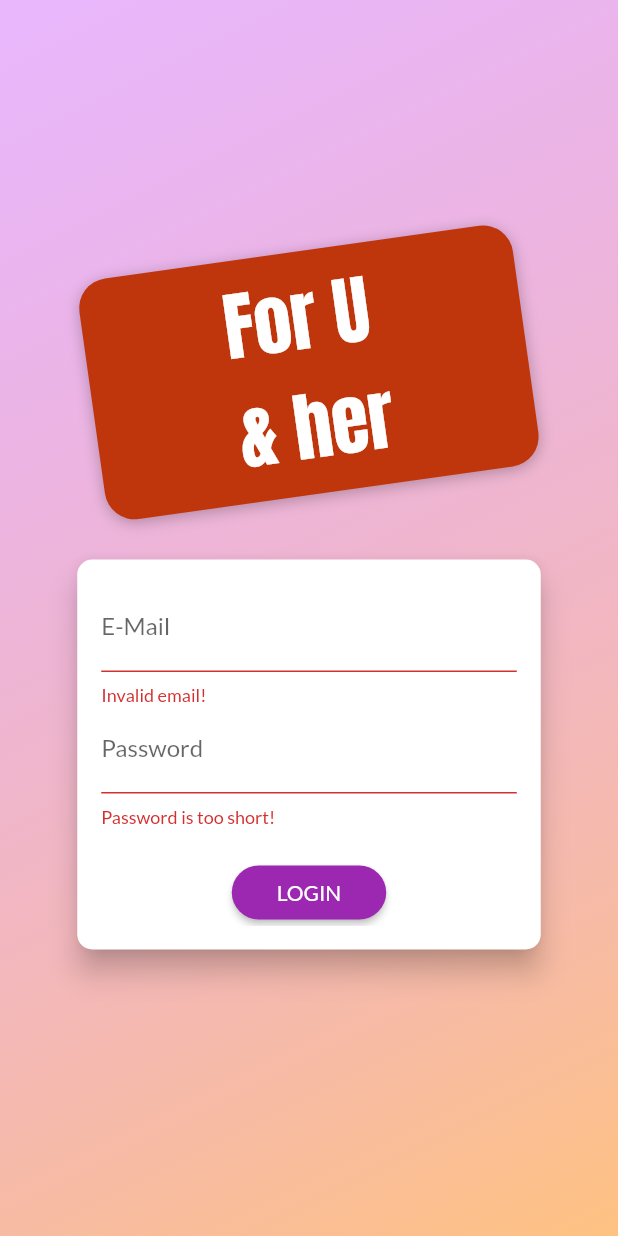
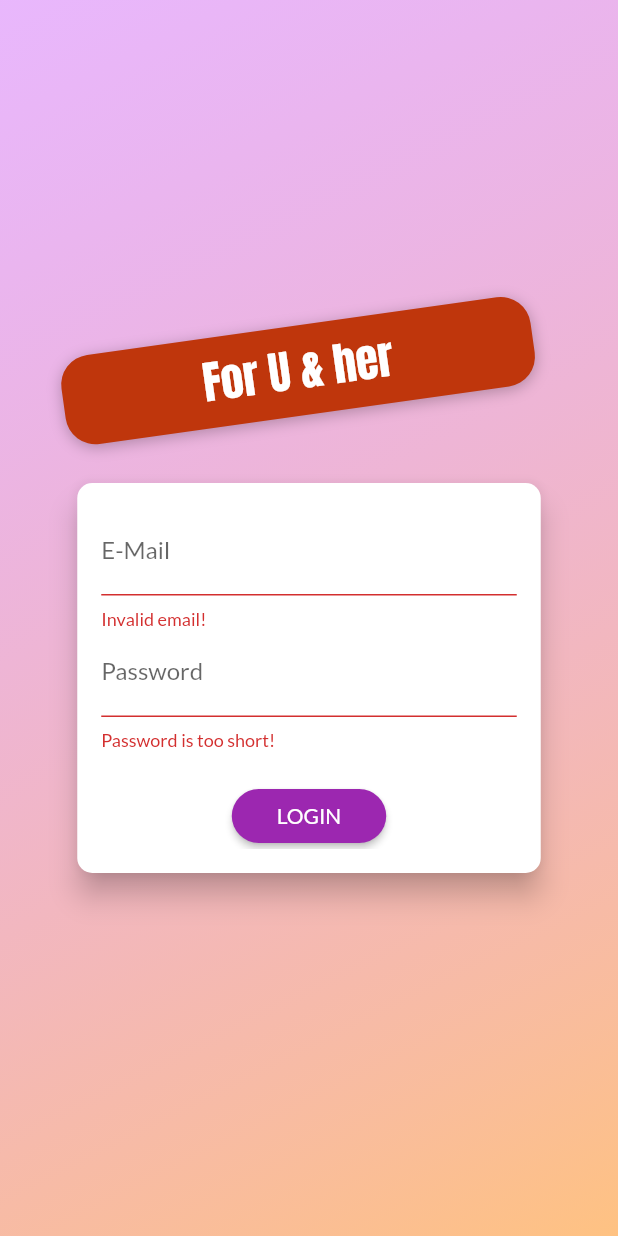
Before and after one commit to TammamKhalaf/ForUandher, a Flutter app: the screen it shows after launch, after a tap on "LOGIN", on a phone screen of 412 x 824 dp. Run offline on Flutter 3.47's test engine with Material 2 defaults, Android fonts, the phone set to English and light mode, and no system bars; our stand-ins replace shared_preferences.

Commit message:
Using the "AnimatedBuilder" Widget

```diff
--- a/lib/screens/auth_screen.dart
+++ b/lib/screens/auth_screen.dart
@@ -1,10 +1,10 @@
 import 'dart:math';
 
 import 'package:flutter/material.dart';
-import 'package:foruandher/models/http_exception.dart';
 import 'package:provider/provider.dart';
 
 import '../providers/auth.dart';
+import '../models/http_exception.dart';
 
 enum AuthMode { Signup, Login }
 
@@ -61,10 +61,10 @@ class AuthScreen extends StatelessWidget {
                         ],
                       ),
                       child: Text(
-                        'For U\n& her',
+                        'For U & her',
                         style: TextStyle(
                           color: Theme.of(context).accentTextTheme.title.color,
-                          fontSize: 50,
+                          fontSize: 30,
                           fontFamily: 'Anton',
                           fontWeight: FontWeight.normal,
                         ),
@@ -94,7 +94,8 @@ class AuthCard extends StatefulWidget {
   _AuthCardState createState() => _AuthCardState();
 }
 
-class _AuthCardState extends State<AuthCard> {
+class _AuthCardState extends State<AuthCard>
+    with SingleTickerProviderStateMixin {
   final GlobalKey<FormState> _formKey = GlobalKey();
   AuthMode _authMode = AuthMode.Login;
   Map<String, String> _authData = {
@@ -103,21 +104,52 @@ class _AuthCardState extends State<AuthCard> {
   };
   var _isLoading = false;
   final _passwordController = TextEditingController();
+  AnimationController _controller;
+  Animation<Size> _heightAnimation;
 
-  void showErrorDialog(String message) {
+  @override
+  void initState() {
+    super.initState();
+    _controller = AnimationController(
+      vsync: this,
+      duration: Duration(
+        milliseconds: 300,
+      ),
+    );
+    _heightAnimation = Tween<Size>(
+            begin: Size(double.infinity, 260), end: Size(double.infinity, 320))
+        .animate(
+      CurvedAnimation(
+        parent: _controller,
+        curve: Curves.fastOutSlowIn,
+      ),
+    );
+    // _heightAnimation.addListener(() => setState(() {}));
+  }
+
+  @override
+  void dispose() {
+    // TODO: implement dispose
+    super.dispose();
+    _controller.dispose();
+  }
+
+  void _showErrorDialog(String message) {
     showDialog(
       context: context,
       builder: (ctx) => AlertDialog(
-              title: Text('Error Occurred'),
+            title: Text('An Error Occurred!'),
             content: Text(message),
-              actions: [
+            actions: <Widget>[
               FlatButton(
+                child: Text('Okay'),
                 onPressed: () {
                   Navigator.of(ctx).pop();
                 },
-                    child: Text('Okay'))
+              )
             ],
-            ));
+          ),
+    );
   }
 
   Future<void> _submit() async {
@@ -132,32 +164,35 @@ class _AuthCardState extends State<AuthCard> {
     try {
       if (_authMode == AuthMode.Login) {
         // Log user in
-        await Provider.of<Auth>(context, listen: false)
-            .login(_authData['email'], _authData['password']);
+        await Provider.of<Auth>(context, listen: false).login(
+          _authData['email'],
+          _authData['password'],
+        );
       } else {
         // Sign user up
-        await Provider.of<Auth>(context, listen: false)
-            .signup(_authData['email'], _authData['password']);
+        await Provider.of<Auth>(context, listen: false).signup(
+          _authData['email'],
+          _authData['password'],
+        );
       }
-
     } on HttpException catch (error) {
-      var errorMessage = "Authentication Failed";
-      if (error.toString().contains("EMAIL_EXISTS")) {
-        errorMessage += " This Email address is already in use.";
-      } else if (error.toString().contains("INVALID_EMAIL")) {
-        errorMessage += " This is not a valid email address.";
-      } else if (error.toString().contains("WEAK_PASSWORD")) {
-        errorMessage += " This password is to weak.";
-      } else if (error.toString().contains("EMAIL_NOT_FOUND")) {
-        errorMessage += " Could not found a user with that email.";
-      } else if (error.toString().contains("INVALID_PASSWORD")) {
-        errorMessage += " Invalid Password!";
+      var errorMessage = 'Authentication failed';
+      if (error.toString().contains('EMAIL_EXISTS')) {
+        errorMessage = 'This email address is already in use.';
+      } else if (error.toString().contains('INVALID_EMAIL')) {
+        errorMessage = 'This is not a valid email address';
+      } else if (error.toString().contains('WEAK_PASSWORD')) {
+        errorMessage = 'This password is too weak.';
+      } else if (error.toString().contains('EMAIL_NOT_FOUND')) {
+        errorMessage = 'Could not find a user with that email.';
+      } else if (error.toString().contains('INVALID_PASSWORD')) {
+        errorMessage = 'Invalid password.';
       }
-      showErrorDialog(errorMessage);
+      _showErrorDialog(errorMessage);
     } catch (error) {
       const errorMessage =
-          "Could not authenticate you.\n Please try again later.";
-      showErrorDialog(errorMessage);
+          'Could not authenticate you. Please try again later.';
+      _showErrorDialog(errorMessage);
     }
 
     setState(() {
@@ -170,10 +205,12 @@ class _AuthCardState extends State<AuthCard> {
       setState(() {
         _authMode = AuthMode.Signup;
       });
+      _controller.forward();
     } else {
       setState(() {
         _authMode = AuthMode.Login;
       });
+      _controller.reverse();
     }
   }
 
@@ -185,12 +222,16 @@ class _AuthCardState extends State<AuthCard> {
         borderRadius: BorderRadius.circular(10.0),
       ),
       elevation: 8.0,
-      child: Container(
-        height: _authMode == AuthMode.Signup ? 320 : 260,
+      child: AnimatedBuilder(
+        animation: _heightAnimation,
+        builder: (ctx, ch) => Container(
+            // height: _authMode == AuthMode.Signup ? 320 : 260,
+            height: _heightAnimation.value.height,
             constraints:
-            BoxConstraints(minHeight: _authMode == AuthMode.Signup ? 320 : 260),
+                BoxConstraints(minHeight: _heightAnimation.value.height),
             width: deviceSize.width * 0.75,
             padding: EdgeInsets.all(16.0),
+            child: ch),
         child: Form(
           key: _formKey,
           child: SingleChildScrollView(
@@ -203,8 +244,6 @@ class _AuthCardState extends State<AuthCard> {
                     if (value.isEmpty || !value.contains('@')) {
                       return 'Invalid email!';
                     }
-                    return null;
-                    return null;
                   },
                   onSaved: (value) {
                     _authData['email'] = value;
```
Lines whose indentation alone changed are shown as unchanged.
